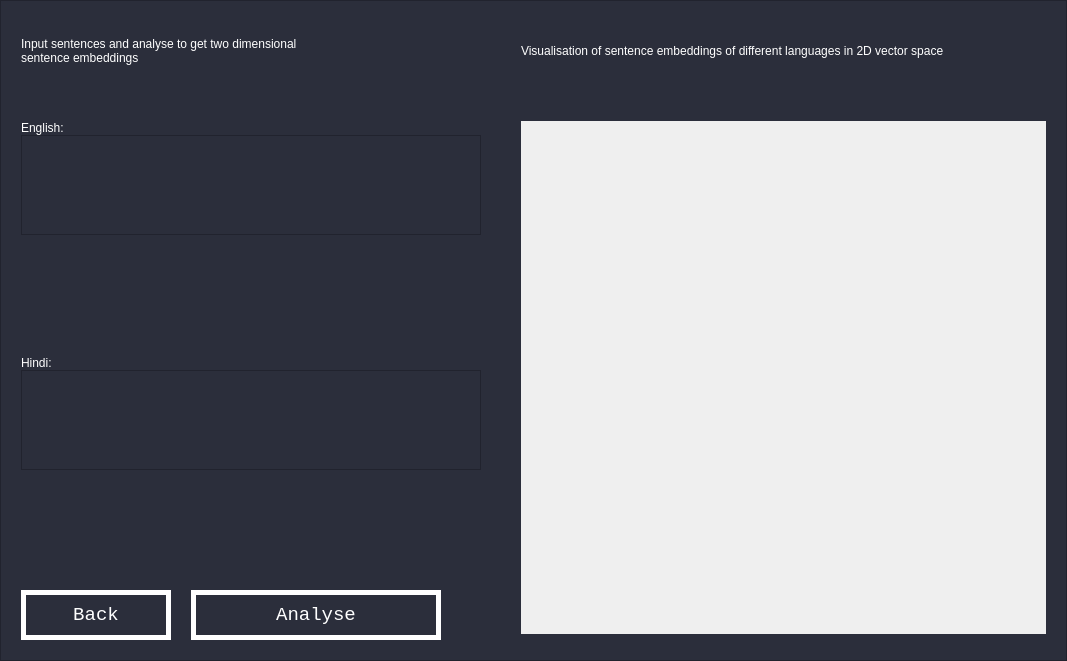
Qt form Polyglot/screens/interaction.ui (kartik-3513/PolyglotMain) before a commit.
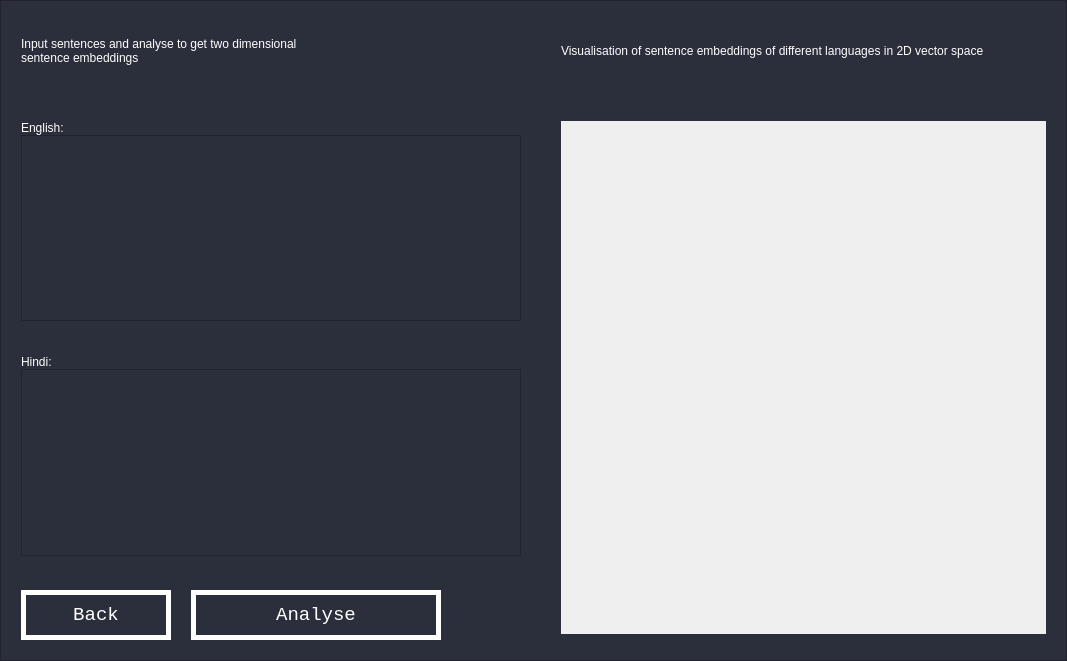
The same form after that commit. Custom widgets are drawn as their Qt base class.

Patch:
```diff
--- a/Polyglot/screens/interaction.ui
+++ b/Polyglot/screens/interaction.ui
@@ -189,7 +189,7 @@
            <property name="maximumSize">
             <size>
              <width>16777215</width>
-             <height>100</height>
+             <height>200</height>
             </size>
            </property>
            <property name="styleSheet">
@@ -239,7 +239,7 @@
            <property name="maximumSize">
             <size>
              <width>16777215</width>
-             <height>100</height>
+             <height>200</height>
             </size>
            </property>
            <property name="styleSheet">
@@ -385,7 +385,7 @@
              </property>
              <property name="sizeHint" stdset="0">
               <size>
-               <width>40</width>
+               <width>80</width>
                <height>20</height>
               </size>
              </property>
```
